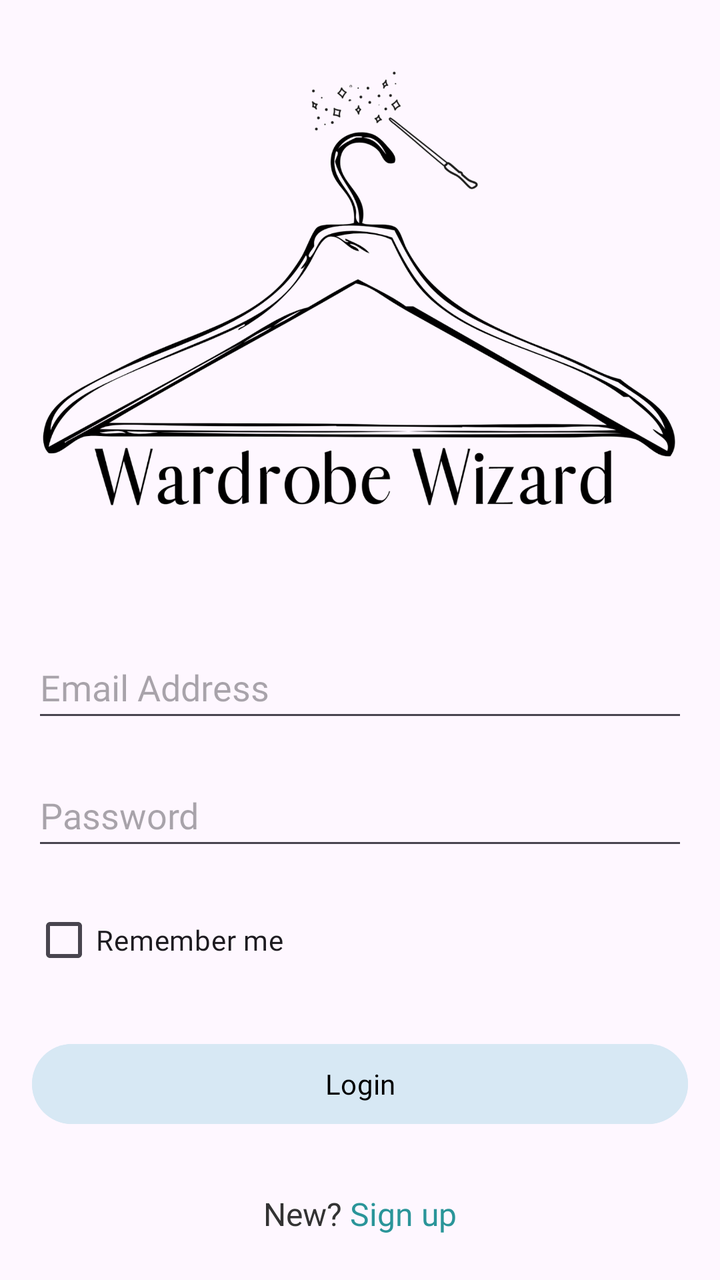
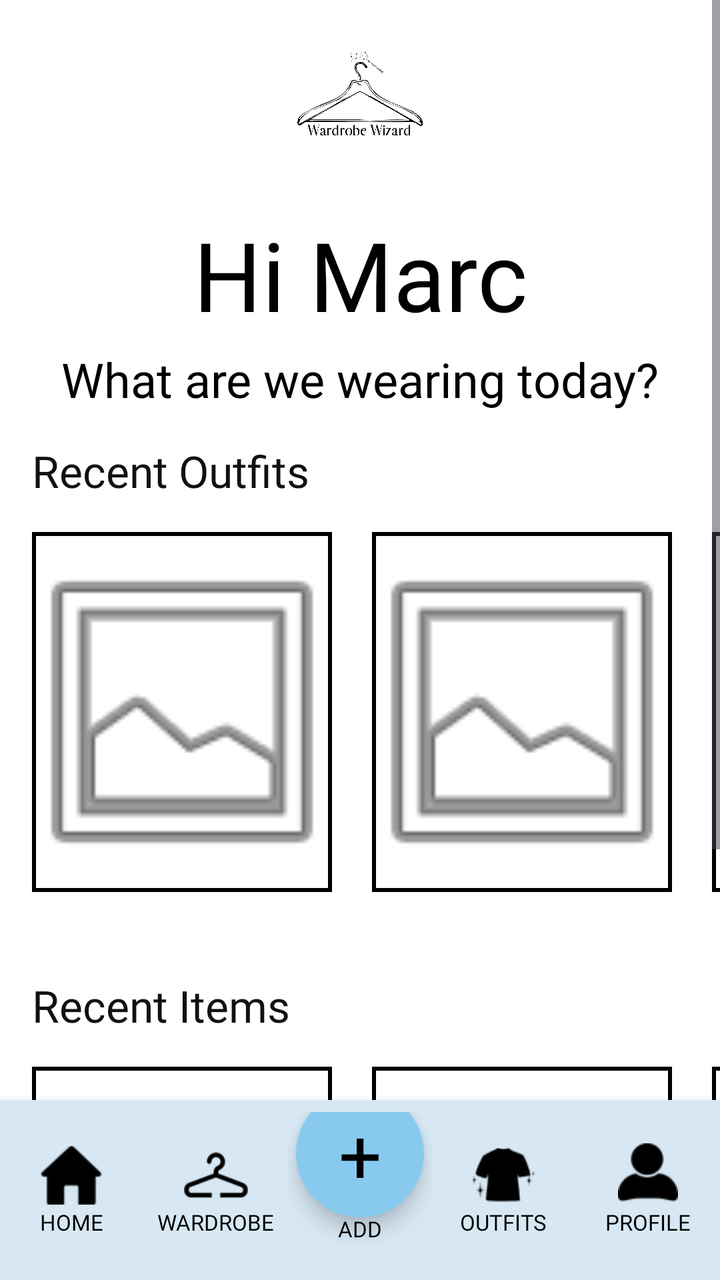

Compare the two renders of this Android layout. The source of the first and the diff that turns it into the second are given below.
<!-- AndroidManifest.xml: application theme Theme.WardrobeWizard -->
<!-- res/layout/activity_main.xml -->
<?xml version="1.0" encoding="utf-8"?>
<LinearLayout
    xmlns:android="http://schemas.android.com/apk/res/android"
    android:layout_width="match_parent"
    android:layout_height="match_parent"
    android:orientation="vertical"
    android:padding="16dp">

    
    <ImageView
        android:id="@+id/myImageView"
        android:layout_width="match_parent"
        android:layout_height="278dp"
        android:scaleType="centerCrop"
        android:src="@drawable/logo"
        android:layout_marginBottom="24dp"/>

    
    <EditText
        android:id="@+id/editTextEmail"
        android:layout_width="match_parent"
        android:layout_height="wrap_content"
        android:layout_marginBottom="16dp"
        android:fontFamily="@font/didact_gothic"
        android:hint="Email Address"
        android:inputType="textEmailAddress"
        android:minHeight="48dp" />

    
    <EditText
        android:id="@+id/editTextPassword"
        android:layout_width="match_parent"
        android:layout_height="wrap_content"
        android:hint="Password"
        android:inputType="textPassword"
        android:minHeight="48dp"
        android:fontFamily="@font/cormorant_garamond_light"
        android:layout_marginBottom="16dp"/>

    
    <CheckBox
        android:id="@+id/checkBoxRememberMe"
        android:layout_width="wrap_content"
        android:layout_height="wrap_content"
        android:text="Remember me"
        android:minHeight="48dp"
        android:fontFamily="@font/didact_gothic"
        android:layout_marginBottom="24dp"/>

    
    <Button
        android:id="@+id/buttonLogin"
        android:layout_width="match_parent"
        android:layout_height="wrap_content"
        android:layout_marginBottom="24dp"
        android:backgroundTint="#d7e8f4"
        android:fontFamily="@font/didact_gothic"
        android:text="Login"
        android:textColor="#000000" />

    
    <LinearLayout
        android:layout_width="wrap_content"
        android:layout_height="wrap_content"
        android:layout_gravity="center_horizontal"
        android:orientation="horizontal"
        android:gravity="center_vertical"
        android:minHeight="48dp">

        <TextView
            android:id="@+id/textViewNew"
            android:layout_width="wrap_content"
            android:layout_height="wrap_content"
            android:text="New? "
            android:textSize="16sp"
            android:textColor="#333333"
            android:fontFamily="@font/didact_gothic" />

        <TextView
            android:id="@+id/textViewSignUp"
            android:layout_width="wrap_content"
            android:layout_height="wrap_content"
            android:text="Sign up"
            android:textSize="16sp"
            android:textColor="#2a9599"
            android:fontFamily="@font/didact_gothic" />

    </LinearLayout>


</LinearLayout>
<!-- resources referenced by this layout -->
<resources>
  <!-- drawable logo: png bitmap (drawable, 196369 bytes) -->
  <style name="Theme.WardrobeWizard" parent="Base.Theme.WardrobeWizard" />
  <style name="Base.Theme.WardrobeWizard" parent="Theme.Material3.DayNight.NoActionBar">
          
          
      </style>
</resources>

<!-- the commit's change to res/layout/activity_main.xml (unified diff, before → after) -->
@@ -1,91 +1,342 @@
-<?xml version="1.0" encoding="utf-8"?>
 <LinearLayout
     xmlns:android="http://schemas.android.com/apk/res/android"
     android:layout_width="match_parent"
     android:layout_height="match_parent"
     android:orientation="vertical"
-    android:padding="16dp">
+    android:background="#FFFFFF">
 
     
-    <ImageView
-        android:id="@+id/myImageView"
+    <ScrollView
         android:layout_width="match_parent"
-        android:layout_height="278dp"
-        android:scaleType="centerCrop"
-        android:src="@drawable/logo"
-        android:layout_marginBottom="24dp"/>
-
-    
-    <EditText
-        android:id="@+id/editTextEmail"
-        android:layout_width="match_parent"
-        android:layout_height="wrap_content"
-        android:layout_marginBottom="16dp"
-        android:fontFamily="@font/didact_gothic"
-        android:hint="Email Address"
-        android:inputType="textEmailAddress"
-        android:minHeight="48dp" />
-
-    
-    <EditText
-        android:id="@+id/editTextPassword"
-        android:layout_width="match_parent"
-        android:layout_height="wrap_content"
-        android:hint="Password"
-        android:inputType="textPassword"
-        android:minHeight="48dp"
-        android:fontFamily="@font/cormorant_garamond_light"
-        android:layout_marginBottom="16dp"/>
-
-    
-    <CheckBox
-        android:id="@+id/checkBoxRememberMe"
-        android:layout_width="wrap_content"
-        android:layout_height="wrap_content"
-        android:text="Remember me"
-        android:minHeight="48dp"
-        android:fontFamily="@font/didact_gothic"
-        android:layout_marginBottom="24dp"/>
-
-    
-    <Button
-        android:id="@+id/buttonLogin"
-        android:layout_width="match_parent"
-        android:layout_height="wrap_content"
-        android:layout_marginBottom="24dp"
-        android:backgroundTint="#d7e8f4"
-        android:fontFamily="@font/didact_gothic"
-        android:text="Login"
-        android:textColor="#000000" />
+        android:layout_height="0dp"
+        android:layout_weight="1"
+        android:fillViewport="false"
+        android:clipToPadding="false">
+
+        <LinearLayout
+            android:layout_width="match_parent"
+            android:layout_height="wrap_content"
+            android:orientation="vertical"
+            android:paddingTop="16dp"
+            android:paddingBottom="24dp">
+
+            
+            <ImageView
+                android:layout_width="78dp"
+                android:layout_height="65dp"
+                android:layout_gravity="center_horizontal"
+                android:contentDescription="Wardrobe Wizard logo"
+                android:scaleType="centerInside"
+                android:src="@drawable/logo" />
+
+            
+            <TextView
+                android:id="@+id/textViewGreeting"
+                android:layout_width="match_parent"
+                android:layout_height="wrap_content"
+                android:layout_marginTop="24dp"
+                android:gravity="center"
+                android:text="Hi Marc"
+                android:textColor="#000000"
+                android:textSize="48sp"
+                android:fontFamily="@font/cormorant_garamond_light" />
+
+            
+            <TextView
+                android:id="@+id/textViewSubtitle"
+                android:layout_width="match_parent"
+                android:layout_height="wrap_content"
+                android:layout_marginTop="4dp"
+                android:layout_marginBottom="15dp"
+                android:gravity="center"
+                android:text="What are we wearing today?"
+                android:textColor="#000000"
+                android:textSize="24sp"
+                android:fontFamily="@font/cormorant_garamond_light" />
+
+            
+            <TextView
+                android:layout_width="match_parent"
+                android:layout_height="wrap_content"
+                android:layout_marginStart="16dp"
+                android:layout_marginBottom="16dp"
+                android:text="Recent Outfits"
+                android:textColor="#111111"
+                android:textSize="22sp"
+                android:fontFamily="@font/didact_gothic" />
+
+            
+            <HorizontalScrollView
+                android:layout_width="match_parent"
+                android:layout_height="190dp"
+                android:scrollbars="none"
+                android:clipToPadding="false"
+                android:paddingStart="16dp"
+                android:paddingEnd="16dp">
+
+                <LinearLayout
+                    android:layout_width="wrap_content"
+                    android:layout_height="match_parent"
+                    android:orientation="horizontal">
+
+                    <ImageView
+                        android:id="@+id/imageOutfit1"
+                        android:layout_width="150dp"
+                        android:layout_height="180dp"
+                        android:layout_marginEnd="20dp"
+                        android:background="@drawable/dashboard_image_border"
+                        android:padding="3dp"
+                        android:scaleType="centerCrop"
+                        android:src="@android:drawable/ic_menu_gallery"
+                        android:contentDescription="Recent outfit 1" />
+
+                    <ImageView
+                        android:id="@+id/imageOutfit2"
+                        android:layout_width="150dp"
+                        android:layout_height="180dp"
+                        android:layout_marginEnd="20dp"
+                        android:background="@drawable/dashboard_image_border"
+                        android:padding="3dp"
+                        android:scaleType="centerCrop"
+                        android:src="@android:drawable/ic_menu_gallery"
+                        android:contentDescription="Recent outfit 2" />
+
+                    <ImageView
+                        android:id="@+id/imageOutfit3"
+                        android:layout_width="150dp"
+                        android:layout_height="180dp"
+                        android:background="@drawable/dashboard_image_border"
+                        android:padding="3dp"
+                        android:scaleType="centerCrop"
+                        android:src="@android:drawable/ic_menu_gallery"
+                        android:contentDescription="Recent outfit 3" />
+
+                </LinearLayout>
+            </HorizontalScrollView>
+
+            
+            <TextView
+                android:layout_width="match_parent"
+                android:layout_height="wrap_content"
+                android:layout_marginStart="16dp"
+                android:layout_marginTop="32dp"
+                android:layout_marginBottom="16dp"
+                android:text="Recent Items"
+                android:textColor="#111111"
+                android:textSize="22sp"
+                android:fontFamily="@font/didact_gothic" />
+
+            
+            <HorizontalScrollView
+                android:layout_width="match_parent"
+                android:layout_height="155dp"
+                android:scrollbars="none"
+                android:clipToPadding="false"
+                android:paddingStart="16dp"
+                android:paddingEnd="16dp">
+
+                <LinearLayout
+                    android:layout_width="wrap_content"
+                    android:layout_height="match_parent"
+                    android:orientation="horizontal">
+
+                    <ImageView
+                        android:id="@+id/imageItem1"
+                        android:layout_width="150dp"
+                        android:layout_height="145dp"
+                        android:layout_marginEnd="20dp"
+                        android:background="@drawable/dashboard_image_border"
+                        android:padding="3dp"
+                        android:scaleType="centerInside"
+                        android:src="@android:drawable/ic_menu_gallery"
+                        android:contentDescription="Recent item 1" />
+
+                    <ImageView
+                        android:id="@+id/imageItem2"
+                        android:layout_width="150dp"
+                        android:layout_height="145dp"
+                        android:layout_marginEnd="20dp"
+                        android:background="@drawable/dashboard_image_border"
+                        android:padding="3dp"
+                        android:scaleType="centerInside"
+                        android:src="@android:drawable/ic_menu_gallery"
+                        android:contentDescription="Recent item 2" />
+
+                    <ImageView
+                        android:id="@+id/imageItem3"
+                        android:layout_width="150dp"
+                        android:layout_height="145dp"
+                        android:background="@drawable/dashboard_image_border"
+                        android:padding="3dp"
+                        android:scaleType="centerInside"
+                        android:src="@android:drawable/ic_menu_gallery"
+                        android:contentDescription="Recent item 3" />
+
+                </LinearLayout>
+            </HorizontalScrollView>
+
+        </LinearLayout>
+    </ScrollView>
 
     
     <LinearLayout
-        android:layout_width="wrap_content"
-        android:layout_height="wrap_content"
-        android:layout_gravity="center_horizontal"
+        android:id="@+id/bottomNavigation"
+        android:layout_width="match_parent"
+        android:layout_height="90dp"
         android:orientation="horizontal"
-        android:gravity="center_vertical"
-        android:minHeight="48dp">
-
-        <TextView
-            android:id="@+id/textViewNew"
-            android:layout_width="wrap_content"
-            android:layout_height="wrap_content"
-            android:text="New? "
-            android:textSize="16sp"
-            android:textColor="#333333"
-            android:fontFamily="@font/didact_gothic" />
-
-        <TextView
-            android:id="@+id/textViewSignUp"
-            android:layout_width="wrap_content"
-            android:layout_height="wrap_content"
-            android:text="Sign up"
-            android:textSize="16sp"
-            android:textColor="#2a9599"
-            android:fontFamily="@font/didact_gothic" />
+        android:gravity="center"
+        android:background="#D7E8F4"
+        android:elevation="8dp"
+        android:paddingTop="6dp"
+        android:paddingBottom="6dp">
+
+        
+
+        
+        <LinearLayout
+            android:id="@+id/navHome"
+            android:layout_width="0dp"
+            android:layout_height="match_parent"
+            android:layout_weight="1"
+            android:gravity="center"
+            android:orientation="vertical"
+            android:clickable="true"
+            android:focusable="true">
+
+            <ImageView
+                android:layout_width="32dp"
+                android:layout_height="32dp"
+                android:src="@drawable/home"
+                android:scaleType="fitCenter"
+                android:contentDescription="Home" />
+
+            <TextView
+                android:layout_width="wrap_content"
+                android:layout_height="wrap_content"
+                android:text="HOME"
+                android:textSize="11sp"
+                android:textColor="#000000"
+                android:fontFamily="@font/didact_gothic" />
+
+        </LinearLayout>
+
+
+        
+        <LinearLayout
+            android:id="@+id/navWardrobe"
+            android:layout_width="0dp"
+            android:layout_height="match_parent"
+            android:layout_weight="1"
+            android:gravity="center"
+            android:orientation="vertical"
+            android:clickable="true"
+            android:focusable="true">
+
+            <ImageView
+                android:layout_width="32dp"
+                android:layout_height="32dp"
+                android:src="@drawable/wardrobe"
+                android:scaleType="fitCenter"
+                android:contentDescription="Wardrobe" />
+
+            <TextView
+                android:layout_width="wrap_content"
+                android:layout_height="wrap_content"
+                android:text="WARDROBE"
+                android:textSize="11sp"
+                android:textColor="#000000"
+                android:fontFamily="@font/didact_gothic" />
+
+        </LinearLayout>
+
+        
+        <LinearLayout
+            android:id="@+id/navAdd"
+            android:layout_width="0dp"
+            android:layout_height="match_parent"
+            android:layout_weight="1"
+            android:gravity="center"
+            android:orientation="vertical"
+            android:clickable="true"
+            android:focusable="true">
+
+            <TextView
+                android:layout_width="64dp"
+                android:layout_height="64dp"
+                android:layout_marginTop="-24dp"
+                android:background="@drawable/dashboard_add_button"
+                android:gravity="center"
+                android:text="+"
+                android:textSize="38sp"
+                android:textColor="#000000"
+                android:elevation="6dp" />
+
+            <TextView
+                android:layout_width="wrap_content"
+                android:layout_height="wrap_content"
+                android:layout_marginTop="-2dp"
+                android:text="ADD"
+                android:textSize="11sp"
+                android:textColor="#000000"
+                android:fontFamily="@font/didact_gothic" />
+        </LinearLayout>
+
+        
+        <LinearLayout
+            android:id="@+id/navOutfits"
+            android:layout_width="0dp"
+            android:layout_height="match_parent"
+            android:layout_weight="1"
+            android:gravity="center"
+            android:orientation="vertical"
+            android:clickable="true"
+            android:focusable="true">
+
+            <ImageView
+                android:layout_width="32dp"
+                android:layout_height="32dp"
+                android:src="@drawable/outfits"
+                android:scaleType="fitCenter"
+                android:contentDescription="Outfits" />
+
+            <TextView
+                android:layout_width="wrap_content"
+                android:layout_height="wrap_content"
+                android:text="OUTFITS"
+                android:textSize="11sp"
+                android:textColor="#000000"
+                android:fontFamily="@font/didact_gothic" />
+
+        </LinearLayout>
+
+        
+        <LinearLayout
+            android:id="@+id/navProfile"
+            android:layout_width="0dp"
+            android:layout_height="match_parent"
+            android:layout_weight="1"
+            android:gravity="center"
+            android:orientation="vertical"
+            android:clickable="true"
+            android:focusable="true">
+
+            <ImageView
+                android:layout_width="32dp"
+                android:layout_height="32dp"
+                android:src="@drawable/profile"
+                android:scaleType="fitCenter"
+                android:contentDescription="Profile" />
+
+            <TextView
+                android:layout_width="wrap_content"
+                android:layout_height="wrap_content"
+                android:text="PROFILE"
+                android:textSize="11sp"
+                android:textColor="#000000"
+                android:fontFamily="@font/didact_gothic" />
+
+        </LinearLayout>
 
     </LinearLayout>
 
-
 </LinearLayout>
<!-- resource entries referenced after the edit -->
@@ -1,6 +1,25 @@
 <!-- resources referenced by this layout -->
 <resources>
+  <!-- drawable dashboard_add_button (drawable) -->
+  <?xml version="1.0" encoding="utf-8"?>
+  <shape xmlns:android="http://schemas.android.com/apk/res/android"
+      android:shape="oval">
+      <solid android:color="#88CAEF" />
+  </shape>
+  <!-- drawable dashboard_image_border (drawable) -->
+  <?xml version="1.0" encoding="utf-8"?>
+  <shape xmlns:android="http://schemas.android.com/apk/res/android"
+      android:shape="rectangle">
+      <solid android:color="#FFFFFF" />
+      <stroke
+          android:width="2dp"
+          android:color="#000000" />
+  </shape>
+  <!-- drawable home: png bitmap (drawable, 2013 bytes) -->
   <!-- drawable logo: png bitmap (drawable, 196369 bytes) -->
+  <!-- drawable outfits: png bitmap (drawable, 2476 bytes) -->
+  <!-- drawable profile: png bitmap (drawable, 2246 bytes) -->
+  <!-- drawable wardrobe: png bitmap (drawable, 2576 bytes) -->
   <style name="Theme.WardrobeWizard" parent="Base.Theme.WardrobeWizard" />
   <style name="Base.Theme.WardrobeWizard" parent="Theme.Material3.DayNight.NoActionBar">
           
